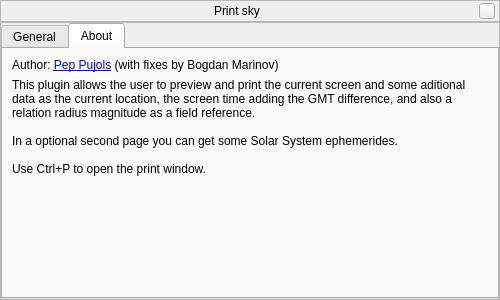
This is plugins/PrintSky/src/gui/printskyDialog.ui in Stellarium/stellarium as Qt 5 draws it before an edit. The edited form follows.
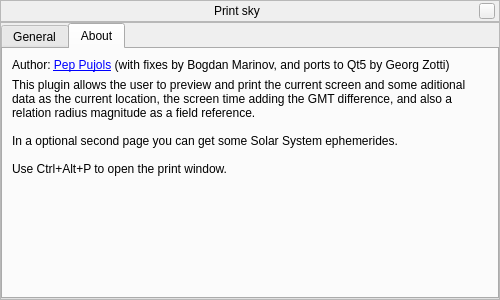
This is the edited form. The open tabs and pages were chosen to show the change. Custom widgets are drawn as their Qt base class.

The edit to the form file:
```diff
--- a/plugins/PrintSky/src/gui/printskyDialog.ui
+++ b/plugins/PrintSky/src/gui/printskyDialog.ui
@@ -280,7 +280,7 @@
 
 In a optional second page you can get some Solar System ephemerides.
 
-Use Ctrl+P to open the print window.</string>
+Use Ctrl+Alt+P to open the print window.</string>
             </property>
             <property name="textFormat">
              <enum>Qt::AutoText</enum>
@@ -309,7 +309,7 @@
           <item row="0" column="0">
            <widget class="QLabel" name="label">
             <property name="text">
-             <string>Author: &lt;a href=&quot;mailto:maslarocaxica@gmail.com&quot;&gt;Pep Pujols&lt;/a&gt; (with fixes by Bogdan Marinov)</string>
+             <string>&lt;html&gt;&lt;head/&gt;&lt;body&gt;&lt;p&gt;Author: &lt;a href=&quot;mailto:maslarocaxica@gmail.com&quot;&gt;&lt;span style=&quot; text-decoration: underline; color:#0000ff;&quot;&gt;Pep Pujols&lt;/span&gt;&lt;/a&gt; (with fixes by Bogdan Marinov, and ports to Qt5 by Georg Zotti)&lt;/p&gt;&lt;/body&gt;&lt;/html&gt;</string>
             </property>
             <property name="openExternalLinks">
              <bool>true</bool>
```
Left out of the diff: 57 changed lines with no effect on the pictures.
